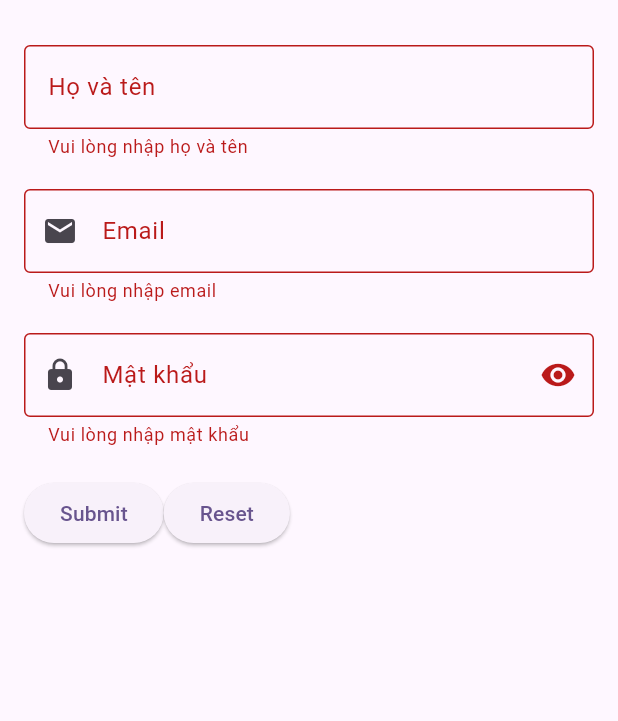
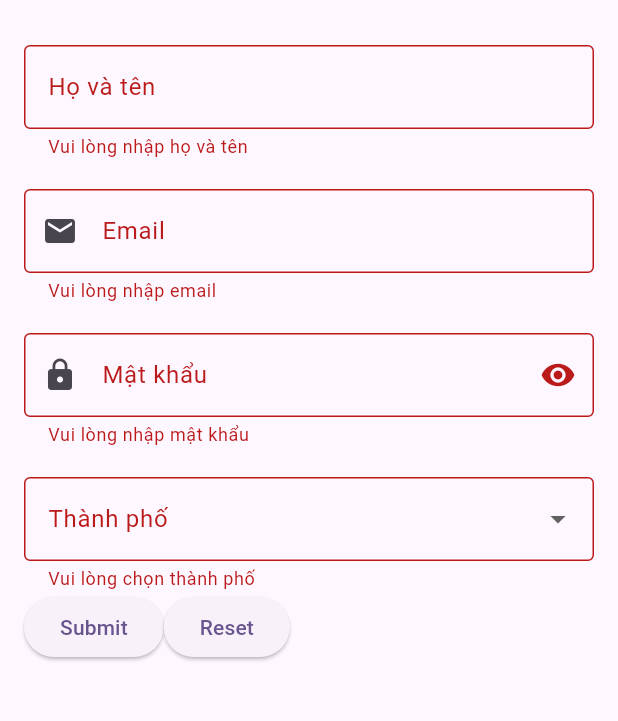
Before and after one commit to TrungKien2714/dart_tutorial, a Flutter app: the screen it shows after launch, after a tap on "Submit", on a phone screen of 412 x 824 dp, the part 63-784 px from its top. Run offline on Flutter 3.47's test engine with Material 3 defaults, Android fonts, the phone set to English and light mode, and no system bars.

Commit message:
DropDownList

```diff
--- /dev/null
+++ b/app_01/lib/form/DropDownList.dart
@@ -0,0 +1,151 @@
+import 'package:flutter/material.dart';
+
+class Dropdownlist extends StatefulWidget {
+  @override
+  State<StatefulWidget> createState() => _DropdownlistState();
+}
+
+class _DropdownlistState extends State<Dropdownlist> {
+  final _formKey = GlobalKey<FormState>();
+  String? _name;
+  final _fullnameController = TextEditingController();
+  final _emailController = TextEditingController();
+  final _passwordController = TextEditingController();
+  bool _isObscure = true;
+  final List<String> _cities = ['Hà Nội', 'Hồ Chí Minh', 'Đà Nẵng', 'Cần Thơ'];
+  String? _selectedCity;
+
+  @override
+  Widget build(BuildContext context) {
+    return Scaffold(
+      appBar: AppBar(title: Text('Form Basic Demo')),
+      body: Padding(
+        padding: EdgeInsets.all(16.0),
+        child: Form(
+          key: _formKey,
+          child: Column(
+            children: [
+              //TextFormField  là phiên bản mở rộng của TextField
+              //Validator: kiểm tra tính hợp lệ của dữ liệu nhập vào
+              //Controller cho phép truy cập và điều khiển dữ liệu nhập vào
+              //obscureText: ẩn văn bản nhập vào (thường dùng cho mật khẩu)
+              //AutoValidateMode: điều khiển thời điểm validation được kích hoạt
+              TextFormField(
+                controller: _fullnameController,
+                decoration: InputDecoration(
+                  labelText: "Họ và tên",
+                  hintText: "Nhập họ và tên của bạn",
+                  border: OutlineInputBorder(),
+                ),
+                onSaved: (newValue) => _name = newValue,
+                validator: (value) {
+                  if (value == null || value.isEmpty) {
+                    return "Vui lòng nhập họ và tên";
+                  }
+                  return null;
+                },
+              ),
+              SizedBox(height: 20),
+              TextFormField(
+                controller: _emailController,
+                decoration: InputDecoration(
+                  labelText: "Email",
+                  hintText: "example@gmail.com",
+                  prefixIcon: Icon(Icons.email),
+                  border: OutlineInputBorder(),
+                ),
+                keyboardType: TextInputType.emailAddress,
+                validator: (value) {
+                  if (value == null || value.isEmpty) {
+                    return "Vui lòng nhập email";
+                  }
+                  if (!RegExp(
+                    r'^[\w-\.]+@([\w-]+\.)+[\w-]{2,4}$',
+                  ).hasMatch(value)) {
+                    return "Vui lòng nhập email hợp lệ";
+                  }
+                  return null;
+                },
+              ),
+              SizedBox(height: 20),
+              TextFormField(
+                controller: _passwordController,
+                decoration: InputDecoration(
+                  labelText: "Mật khẩu",
+                  hintText: "Nhập mật khẩu của bạn",
+                  prefixIcon: Icon(Icons.lock),
+                  border: OutlineInputBorder(),
+                  suffixIcon: IconButton(
+                    icon: Icon(
+                      _isObscure ? Icons.visibility : Icons.visibility_off,
+                    ),
+                    onPressed: () {
+                      setState(() {
+                        _isObscure = !_isObscure;
+                      });
+                    },
+                  ),
+                ),
+                obscureText: _isObscure,
+                validator: (value) {
+                  if (value == null || value.isEmpty) {
+                    return "Vui lòng nhập mật khẩu";
+                  }
+                  if (value.length < 6) {
+                    return "Mật khẩu phải có ít nhất 6 ký tự";
+                  }
+                  return null;
+                },
+              ),
+              SizedBox(height: 20),
+              DropdownButtonFormField(
+                decoration: InputDecoration(
+                  labelText: "Thành phố",
+                  border: OutlineInputBorder(),
+                ),
+                items: _cities.map((city) {
+                  return DropdownMenuItem(child: Text(city), value: city);
+                }).toList(),
+                onChanged: (value) {
+                  setState(() {
+                    _selectedCity = value;
+                  });
+                },
+                validator: (value) {
+                  if (value == null) {
+                    return "Vui lòng chọn thành phố";
+                  }
+                  return null;
+                },
+              ),
+              Row(
+                children: [
+                  ElevatedButton(
+                    onPressed: () {
+                      if (_formKey.currentState!.validate()) {
+                        _formKey.currentState!.save();
+                        ScaffoldMessenger.of(context).showSnackBar(
+                          SnackBar(content: Text("Xin chao $_name")),
+                        );
+                      }
+                    },
+                    child: Text("Submit"),
+                  ),
+                  ElevatedButton(
+                    onPressed: () {
+                      _formKey.currentState!.reset();
+                      setState(() {
+                        _name = null;
+                      });
+                    },
+                    child: Text("Reset"),
+                  ),
+                ],
+              ),
+            ],
+          ),
+        ),
+      ),
+    );
+  }
+}
--- a/app_01/lib/main.dart
+++ b/app_01/lib/main.dart
@@ -11,6 +11,7 @@ import 'my_widget/MyTextField.dart';
 import 'my_widget/MyTextField2.dart';
 import 'form/form_basic.dart';
 import 'form/TextFormField.dart';
+import 'form/DropDownList.dart';
 
 void main() {
   runApp(const MyApp());
@@ -43,7 +44,7 @@ class MyApp extends StatelessWidget {
         // tested with just a hot reload.
         colorScheme: .fromSeed(seedColor: Colors.deepPurple),
       ),
-      home: Textformfield(),
+      home: Dropdownlist(),
     );
   }
 }
```
